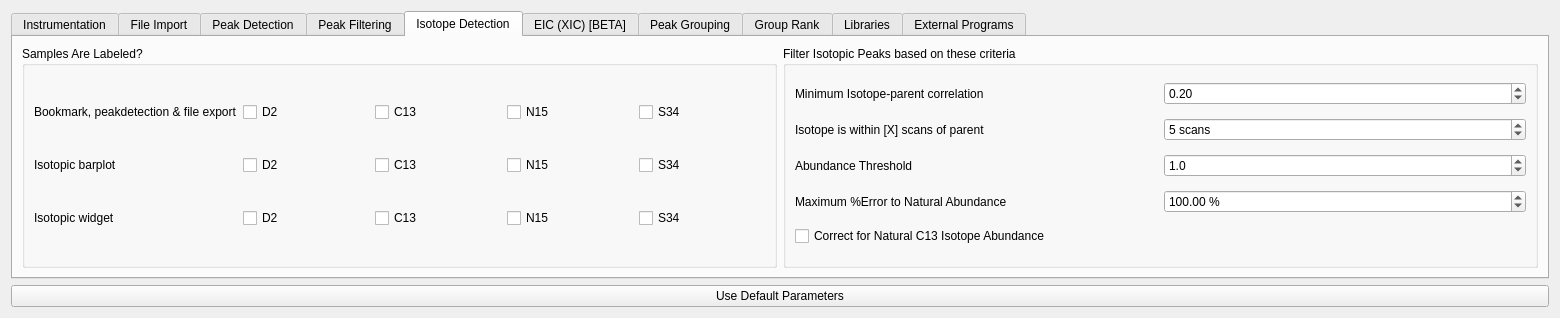
The window that src/gui/mzroll/forms/settingsform.ui (ElucidataInc/ElMaven) describes before a commit, drawn with Qt 5.
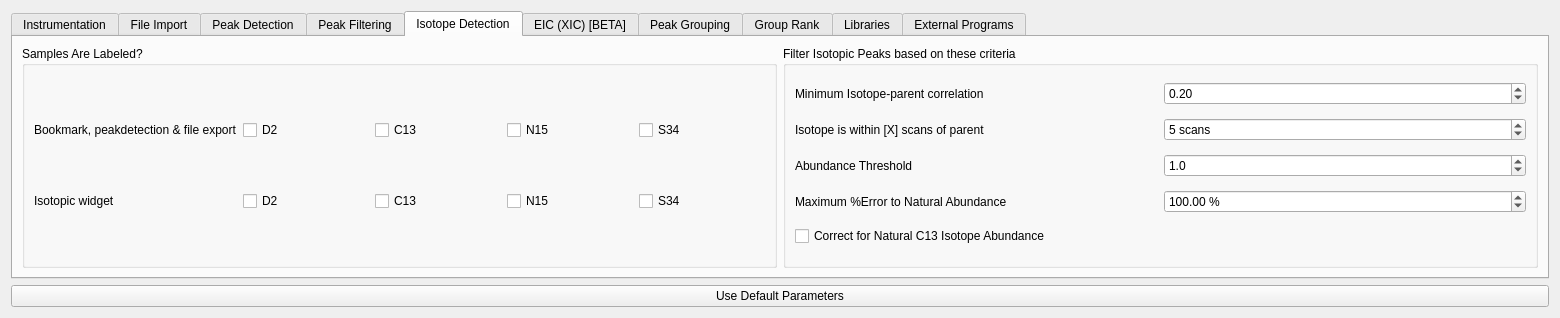
The same window after the commit. The open tabs and pages were chosen to show the change. Icons and pictures are not drawn.

Commit message:
[UI] Remove checkboxes from Options dialog #379
Options->Isotope detection tab had 4 checkboxes for show/hide labels in isotopic barplot. These boxes and corresponding functions have been removed.

Issues: #379

```diff
--- a/src/gui/mzroll/forms/settingsform.ui
+++ b/src/gui/mzroll/forms/settingsform.ui
@@ -608,27 +608,13 @@
           <bool>false</bool>
          </property>
          <layout class="QGridLayout" name="gridLayout_3">
-          <item row="2" column="4">
-           <widget class="QCheckBox" name="S34Labeled_Barplot">
-            <property name="text">
-             <string>S34</string>
-            </property>
-           </widget>
-          </item>
-          <item row="3" column="1">
+          <item row="2" column="1">
            <widget class="QCheckBox" name="D2Labeled_IsoWidget">
             <property name="text">
              <string>D2</string>
             </property>
            </widget>
           </item>
-          <item row="2" column="0">
-           <widget class="QLabel" name="label_Barplot">
-            <property name="text">
-             <string>Isotopic barplot </string>
-            </property>
-           </widget>
-          </item>
           <item row="0" column="3">
            <widget class="QCheckBox" name="N15Labeled_BPE">
             <property name="text">
@@ -636,35 +622,14 @@
             </property>
            </widget>
           </item>
-          <item row="2" column="3">
-           <widget class="QCheckBox" name="N15Labeled_Barplot">
-            <property name="text">
-             <string>N15</string>
-            </property>
-           </widget>
-          </item>
-          <item row="2" column="1">
-           <widget class="QCheckBox" name="D2Labeled_Barplot">
-            <property name="text">
-             <string>D2</string>
-            </property>
-           </widget>
-          </item>
-          <item row="2" column="2">
-           <widget class="QCheckBox" name="C13Labeled_Barplot">
-            <property name="text">
-             <string>C13</string>
-            </property>
-           </widget>
-          </item>
-          <item row="3" column="0">
+          <item row="2" column="0">
            <widget class="QLabel" name="label_IsoWidget">
             <property name="text">
              <string>Isotopic widget</string>
             </property>
            </widget>
           </item>
-          <item row="3" column="4">
+          <item row="2" column="4">
            <widget class="QCheckBox" name="S34Labeled_IsoWidget">
             <property name="text">
              <string>S34</string>
@@ -678,7 +643,7 @@
             </property>
            </widget>
           </item>
-          <item row="3" column="2">
+          <item row="2" column="2">
            <widget class="QCheckBox" name="C13Labeled_IsoWidget">
             <property name="text">
              <string>C13</string>
@@ -702,7 +667,7 @@
             </property>
            </widget>
           </item>
-          <item row="3" column="3">
+          <item row="2" column="3">
            <widget class="QCheckBox" name="N15Labeled_IsoWidget">
             <property name="text">
              <string>N15</string>
```
Left out of the diff: 5 changed lines with no effect on the pictures. The commit also changes 3 other files.
